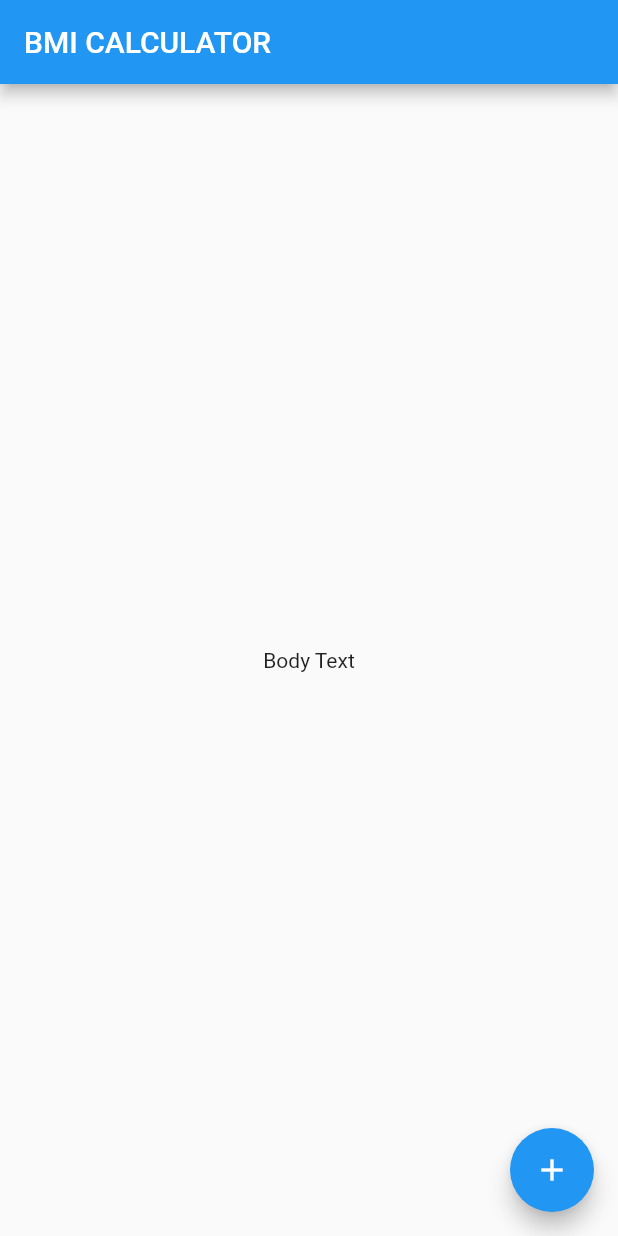
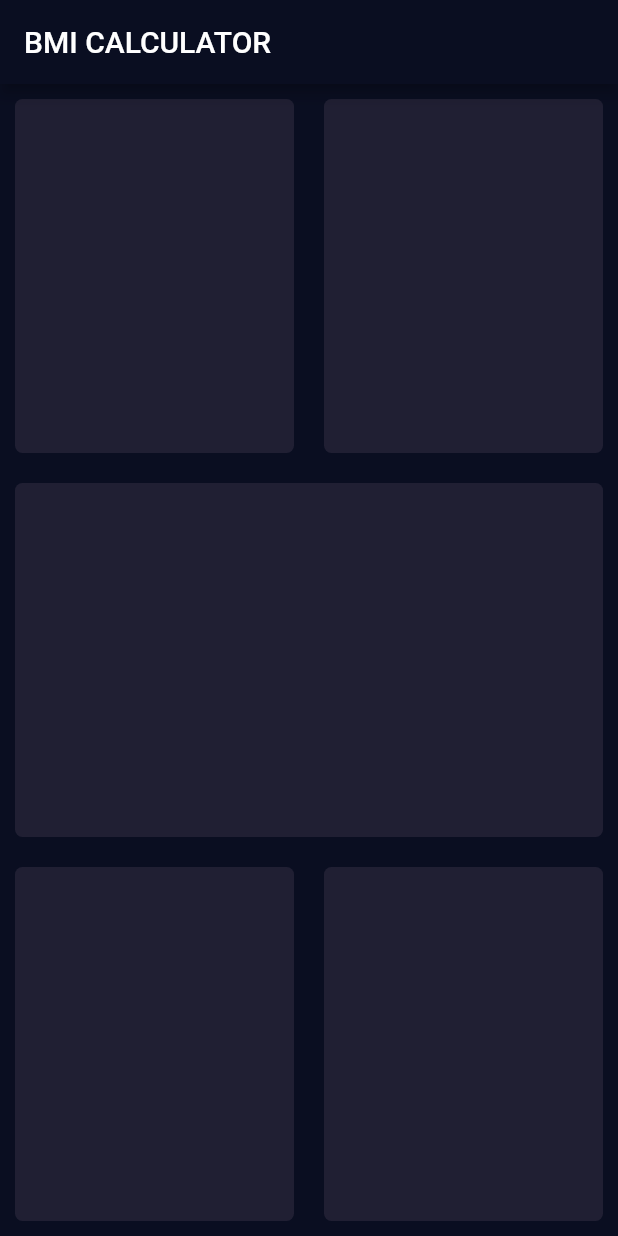
Before and after one commit to hummatli/bmi-calculator-flutter, a Flutter app: the screen it shows after launch, on a phone screen of 412 x 824 dp. Run offline on Flutter 3.47's test engine with Material 2 defaults, Android fonts, the phone set to English and light mode, and no system bars.

Commit message:
Play with themeimg

```diff
--- /dev/null
+++ b/lib/input_page.dart
@@ -0,0 +1,59 @@
+import 'package:flutter/material.dart';
+
+class InputPage extends StatefulWidget {
+  @override
+  _InputPageState createState() => _InputPageState();
+}
+
+class _InputPageState extends State<InputPage> {
+  @override
+  Widget build(BuildContext context) {
+    return Scaffold(
+      appBar: AppBar(
+        title: Text('BMI CALCULATOR'),
+      ),
+      body: SafeArea(
+        child: Column(
+          children: <Widget>[
+            Expanded(
+              child: Row(
+                children: <Widget>[
+                  MyContainer(),
+                  MyContainer(),
+                ],
+              ),
+            ),
+            MyContainer(),
+            Expanded(
+              child: Row(
+                children: <Widget>[
+                  MyContainer(),
+                  MyContainer(),
+                ],
+              ),
+            ),
+          ],
+        ),
+      ),
+    );
+  }
+}
+
+class MyContainer extends StatelessWidget {
+  final EdgeInsetsGeometry margin;
+
+  MyContainer({this.margin = const EdgeInsets.all(10.0)});
+
+  @override
+  Widget build(BuildContext context) {
+    return Expanded(
+      child: Container(
+        margin: margin,
+        decoration: BoxDecoration(
+          color: Color(0xFF201F33),
+          borderRadius: BorderRadius.circular(5.0),
+        ),
+      ),
+    );
+  }
+}
--- a/lib/main.dart
+++ b/lib/main.dart
@@ -1,3 +1,4 @@
+import 'package:bmi_calculator/input_page.dart';
 import 'package:flutter/material.dart';
 
 void main() => runApp(BMICalculator());
@@ -6,29 +7,11 @@ class BMICalculator extends StatelessWidget {
   @override
   Widget build(BuildContext context) {
     return MaterialApp(
+      theme: ThemeData.dark().copyWith(
+        primaryColor: Color(0xFF0a0E21),
+        scaffoldBackgroundColor: Color(0xFF0a0E21),
+      ),
       home: InputPage(),
     );
   }
 }
-
-class InputPage extends StatefulWidget {
-  @override
-  _InputPageState createState() => _InputPageState();
-}
-
-class _InputPageState extends State<InputPage> {
-  @override
-  Widget build(BuildContext context) {
-    return Scaffold(
-      appBar: AppBar(
-        title: Text('BMI CALCULATOR'),
-      ),
-      body: Center(
-        child: Text('Body Text'),
-      ),
-      floatingActionButton: FloatingActionButton(
-        child: Icon(Icons.add),
-      ),
-    );
-  }
-}
```
Also changed, not shown: 3 other files.
